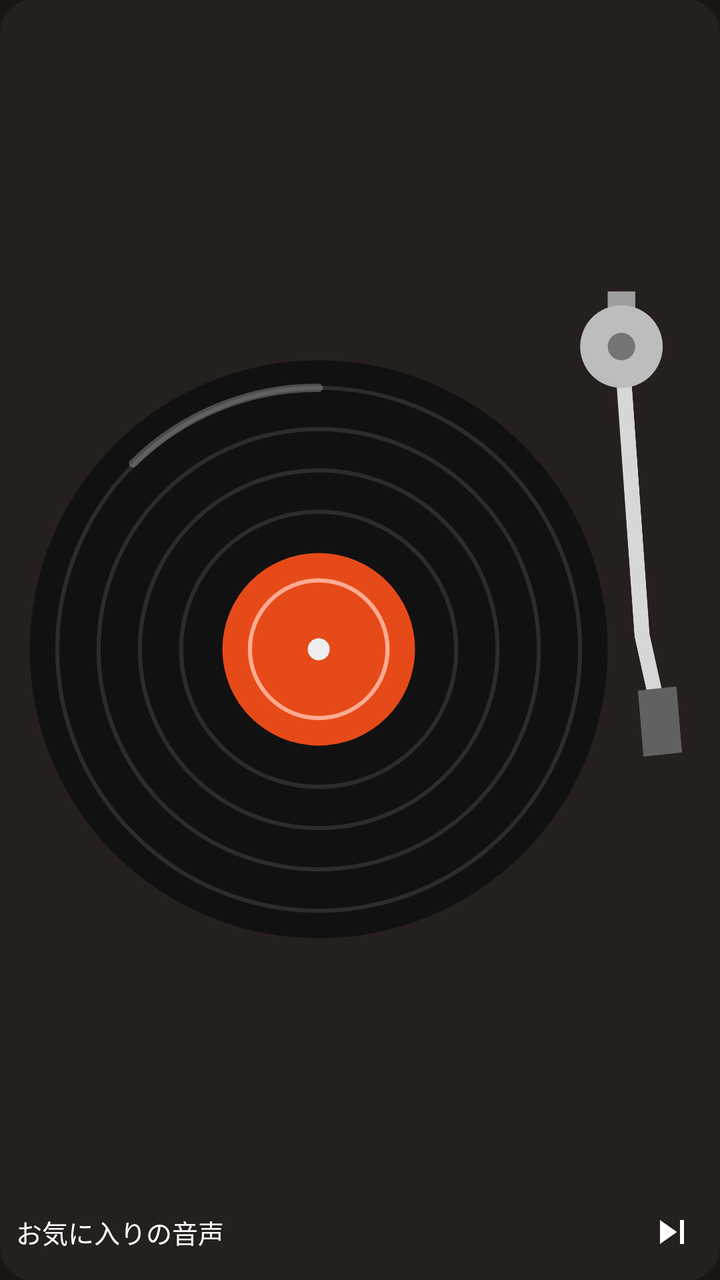
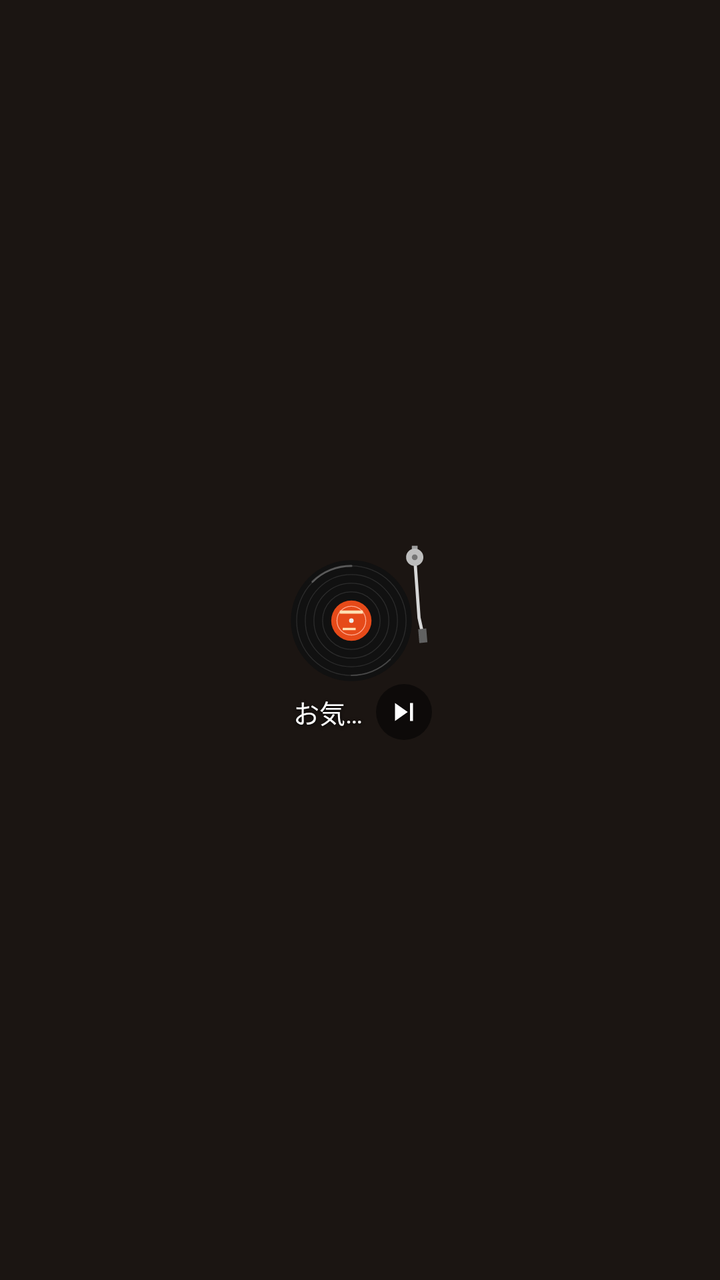

Before-and-after screenshots of an Android layout around one commit, followed by the original layout XML and the change that was made.
<!-- AndroidManifest.xml: application theme Theme.RecordWidget -->
<!-- res/layout/widget_record.xml -->
<?xml version="1.0" encoding="utf-8"?>
<LinearLayout xmlns:android="http://schemas.android.com/apk/res/android"
    android:id="@android:id/background"
    android:layout_width="match_parent"
    android:layout_height="match_parent"
    android:background="@drawable/widget_bg"
    android:orientation="vertical"
    android:padding="8dp">

    
    <FrameLayout
        android:id="@+id/disc_area"
        android:layout_width="match_parent"
        android:layout_height="0dp"
        android:layout_weight="1"
        android:contentDescription="@string/cd_disc_stopped">

        <ImageView
            android:id="@+id/disc"
            android:layout_width="match_parent"
            android:layout_height="match_parent"
            android:importantForAccessibility="no"
            android:scaleType="fitCenter"
            android:src="@drawable/record_disc" />

        <ImageView
            android:id="@+id/tonearm"
            android:layout_width="match_parent"
            android:layout_height="match_parent"
            android:importantForAccessibility="no"
            android:scaleType="fitCenter"
            android:src="@drawable/tonearm_up" />
    </FrameLayout>

    <LinearLayout
        android:layout_width="match_parent"
        android:layout_height="wrap_content"
        android:gravity="center_vertical"
        android:orientation="horizontal">

        <TextView
            android:id="@+id/title"
            android:layout_width="0dp"
            android:layout_height="wrap_content"
            android:layout_weight="1"
            android:ellipsize="end"
            android:maxLines="1"
            android:singleLine="true"
            android:text="@string/widget_preview_title"
            android:textColor="#FFFFFFFF"
            android:textSize="13sp" />

        <ImageButton
            android:id="@+id/next"
            android:layout_width="32dp"
            android:layout_height="32dp"
            android:background="@android:color/transparent"
            android:contentDescription="@string/cd_next"
            android:padding="4dp"
            android:scaleType="fitCenter"
            android:src="@drawable/ic_next" />
    </LinearLayout>
</LinearLayout>
<!-- resources referenced by this layout -->
<resources>
  <!-- drawable ic_next (drawable) -->
  <?xml version="1.0" encoding="utf-8"?>
  <vector xmlns:android="http://schemas.android.com/apk/res/android"
      android:width="24dp"
      android:height="24dp"
      android:viewportWidth="24"
      android:viewportHeight="24">
      <path
          android:fillColor="#FFFFFFFF"
          android:pathData="M6,18l8.5,-6L6,6v12zM16,6v12h2V6h-2z" />
  </vector>
  <!-- drawable record_disc (drawable) -->
  <?xml version="1.0" encoding="utf-8"?>
  <vector xmlns:android="http://schemas.android.com/apk/res/android"
      android:width="100dp"
      android:height="100dp"
      android:viewportWidth="100"
      android:viewportHeight="100">
      
      <path
          android:fillColor="#FF111111"
          android:pathData="M2,56a42,42 0,1 0,84 0a42,42 0,1 0,-84 0z" />
      
      <path
          android:pathData="M6,56a38,38 0,1 0,76 0a38,38 0,1 0,-76 0z"
          android:strokeWidth="0.6"
          android:strokeColor="#FF2C2C2C" />
      <path
          android:pathData="M12,56a32,32 0,1 0,64 0a32,32 0,1 0,-64 0z"
          android:strokeWidth="0.6"
          android:strokeColor="#FF2C2C2C" />
      <path
          android:pathData="M18,56a26,26 0,1 0,52 0a26,26 0,1 0,-52 0z"
          android:strokeWidth="0.6"
          android:strokeColor="#FF2C2C2C" />
      <path
          android:pathData="M24,56a20,20 0,1 0,40 0a20,20 0,1 0,-40 0z"
          android:strokeWidth="0.6"
          android:strokeColor="#FF2C2C2C" />
      
      <path
          android:pathData="M17,29a38,38 0,0 1,27 -11"
          android:strokeLineCap="round"
          android:strokeWidth="1.2"
          android:strokeColor="#40FFFFFF" />
      
      <path
          android:fillColor="#FFE64A19"
          android:pathData="M30,56a14,14 0,1 0,28 0a14,14 0,1 0,-28 0z" />
      <path
          android:pathData="M34,56a10,10 0,1 0,20 0a10,10 0,1 0,-20 0z"
          android:strokeWidth="0.6"
          android:strokeColor="#FFFFAB91" />
      
      <path
          android:fillColor="#FFEEEEEE"
          android:pathData="M42.4,56a1.6,1.6 0,1 0,3.2 0a1.6,1.6 0,1 0,-3.2 0z" />
  </vector>
  <!-- drawable widget_bg (drawable) -->
  <?xml version="1.0" encoding="utf-8"?>
  <shape xmlns:android="http://schemas.android.com/apk/res/android" android:shape="rectangle">
      <solid android:color="#E6262220" />
      <corners android:radius="16dp" />
  </shape>
  <string name="cd_disc_stopped">レコード。タップで再生</string>
  <string name="cd_next">次の曲</string>
  <string name="widget_preview_title">お気に入りの音声</string>
  <style name="Theme.RecordWidget" parent="Theme.AppCompat">
          <item name="colorPrimary">@color/shop_surface</item>
          <item name="colorPrimaryDark">@color/shop_bg</item>
          <item name="colorAccent">@color/shop_accent</item>
          <item name="android:windowBackground">@color/shop_bg</item>
          <item name="android:textColorPrimary">@color/shop_text</item>
          <item name="android:textColorSecondary">@color/shop_text_sub</item>
      </style>
  <color name="shop_surface">#FF2A211C</color>
  <color name="shop_bg">#FF1B1512</color>
  <color name="shop_accent">#FFE64A19</color>
  <color name="shop_text">#FFF3E6D8</color>
  <color name="shop_text_sub">#FFB8A593</color>
  <!-- unchanged entries left out for length: 1 -->
</resources>

<!-- the commit's change to res/layout/widget_record.xml (unified diff, before → after) -->
@@ -3,61 +3,101 @@
     android:id="@android:id/background"
     android:layout_width="match_parent"
     android:layout_height="match_parent"
-    android:background="@drawable/widget_bg"
+    android:gravity="center"
     android:orientation="vertical"
-    android:padding="8dp">
+    android:padding="4dp">
+
+    <include
+        android:id="@+id/disc_area"
+        layout="@layout/widget_disc"
+        android:layout_width="72dp"
+        android:layout_height="72dp" />
+
+    <include
+        layout="@layout/widget_title_row"
+        android:layout_width="72dp"
+        android:layout_height="wrap_content" />
+</LinearLayout>
+<!-- res/layout/widget_disc.xml (included above) -->
+<?xml version="1.0" encoding="utf-8"?>
+<FrameLayout xmlns:android="http://schemas.android.com/apk/res/android"
+    android:layout_width="match_parent"
+    android:layout_height="match_parent">
 
     
-    <FrameLayout
-        android:id="@+id/disc_area"
+    <ImageView
+        android:id="@+id/disc"
         android:layout_width="match_parent"
-        android:layout_height="0dp"
+        android:layout_height="match_parent"
+        android:importantForAccessibility="no"
+        android:scaleType="fitXY"
+        android:src="@drawable/record_disc" />
+
+    
+    <ProgressBar
+        android:id="@+id/disc_spin"
+        android:layout_width="match_parent"
+        android:layout_height="match_parent"
+        android:importantForAccessibility="no"
+        android:indeterminate="true"
+        android:indeterminateDrawable="@drawable/record_spin"
+        android:indeterminateDuration="1800"
+        android:indeterminateOnly="true"
+        android:maxWidth="1000dp"
+        android:maxHeight="1000dp"
+        android:minWidth="0dp"
+        android:minHeight="0dp"
+        android:visibility="gone" />
+
+    <ImageView
+        android:layout_width="match_parent"
+        android:layout_height="match_parent"
+        android:importantForAccessibility="no"
+        android:scaleType="fitXY"
+        android:src="@drawable/record_sheen" />
+
+    <ImageView
+        android:id="@+id/tonearm"
+        android:layout_width="match_parent"
+        android:layout_height="match_parent"
+        android:importantForAccessibility="no"
+        android:scaleType="fitXY"
+        android:src="@drawable/tonearm_up" />
+</FrameLayout>
+<!-- res/layout/widget_title_row.xml (included above) -->
+<?xml version="1.0" encoding="utf-8"?>
+<LinearLayout xmlns:android="http://schemas.android.com/apk/res/android"
+    android:layout_width="match_parent"
+    android:layout_height="wrap_content"
+    android:layout_marginTop="2dp"
+    android:gravity="center_vertical"
+    android:orientation="horizontal">
+
+    <TextView
+        android:id="@+id/title"
+        android:layout_width="0dp"
+        android:layout_height="wrap_content"
         android:layout_weight="1"
-        android:contentDescription="@string/cd_disc_stopped">
+        android:ellipsize="end"
+        android:gravity="center_horizontal"
+        android:maxLines="1"
+        android:shadowColor="#E6000000"
+        android:shadowDx="0"
+        android:shadowDy="1"
+        android:shadowRadius="4"
+        android:singleLine="true"
+        android:text="@string/widget_preview_title"
+        android:textColor="#FFFFFFFF"
+        android:textSize="13sp" />
 
-        <ImageView
-            android:id="@+id/disc"
-            android:layout_width="match_parent"
-            android:layout_height="match_parent"
-            android:importantForAccessibility="no"
-            android:scaleType="fitCenter"
-            android:src="@drawable/record_disc" />
-
-        <ImageView
-            android:id="@+id/tonearm"
-            android:layout_width="match_parent"
-            android:layout_height="match_parent"
-            android:importantForAccessibility="no"
-            android:scaleType="fitCenter"
-            android:src="@drawable/tonearm_up" />
-    </FrameLayout>
-
-    <LinearLayout
-        android:layout_width="match_parent"
-        android:layout_height="wrap_content"
-        android:gravity="center_vertical"
-        android:orientation="horizontal">
-
-        <TextView
-            android:id="@+id/title"
-            android:layout_width="0dp"
-            android:layout_height="wrap_content"
-            android:layout_weight="1"
-            android:ellipsize="end"
-            android:maxLines="1"
-            android:singleLine="true"
-            android:text="@string/widget_preview_title"
-            android:textColor="#FFFFFFFF"
-            android:textSize="13sp" />
-
-        <ImageButton
-            android:id="@+id/next"
-            android:layout_width="32dp"
-            android:layout_height="32dp"
-            android:background="@android:color/transparent"
-            android:contentDescription="@string/cd_next"
-            android:padding="4dp"
-            android:scaleType="fitCenter"
-            android:src="@drawable/ic_next" />
-    </LinearLayout>
+    <ImageButton
+        android:id="@+id/next"
+        android:layout_width="28dp"
+        android:layout_height="28dp"
+        android:layout_marginStart="4dp"
+        android:background="@drawable/next_bg"
+        android:contentDescription="@string/cd_next"
+        android:padding="5dp"
+        android:scaleType="fitCenter"
+        android:src="@drawable/ic_next" />
 </LinearLayout>
<!-- resource entries referenced after the edit -->
@@ -11,6 +11,11 @@
           android:fillColor="#FFFFFFFF"
           android:pathData="M6,18l8.5,-6L6,6v12zM16,6v12h2V6h-2z" />
   </vector>
+  <!-- drawable next_bg (drawable) -->
+  <?xml version="1.0" encoding="utf-8"?>
+  <shape xmlns:android="http://schemas.android.com/apk/res/android" android:shape="oval">
+      <solid android:color="#80000000" />
+  </shape>
   <!-- drawable record_disc (drawable) -->
   <?xml version="1.0" encoding="utf-8"?>
   <vector xmlns:android="http://schemas.android.com/apk/res/android"
@@ -41,12 +46,6 @@
           android:strokeColor="#FF2C2C2C" />
       
       <path
-          android:pathData="M17,29a38,38 0,0 1,27 -11"
-          android:strokeLineCap="round"
-          android:strokeWidth="1.2"
-          android:strokeColor="#40FFFFFF" />
-      
-      <path
           android:fillColor="#FFE64A19"
           android:pathData="M30,56a14,14 0,1 0,28 0a14,14 0,1 0,-28 0z" />
       <path
@@ -55,16 +54,42 @@
           android:strokeColor="#FFFFAB91" />
       
       <path
+          android:fillColor="#FFFFE0B2"
+          android:pathData="M36,49h16v2.2h-16z" />
+      <path
+          android:fillColor="#FFFFE0B2"
+          android:pathData="M38,61h9v1.6h-9z" />
+      
+      <path
           android:fillColor="#FFEEEEEE"
           android:pathData="M42.4,56a1.6,1.6 0,1 0,3.2 0a1.6,1.6 0,1 0,-3.2 0z" />
   </vector>
-  <!-- drawable widget_bg (drawable) -->
+  <!-- drawable record_sheen (drawable) -->
   <?xml version="1.0" encoding="utf-8"?>
-  <shape xmlns:android="http://schemas.android.com/apk/res/android" android:shape="rectangle">
-      <solid android:color="#E6262220" />
-      <corners android:radius="16dp" />
-  </shape>
-  <string name="cd_disc_stopped">レコード。タップで再生</string>
+  <vector xmlns:android="http://schemas.android.com/apk/res/android"
+      android:width="100dp"
+      android:height="100dp"
+      android:viewportWidth="100"
+      android:viewportHeight="100">
+      <path
+          android:pathData="M17,29a38,38 0,0 1,27 -11"
+          android:strokeLineCap="round"
+          android:strokeWidth="1.4"
+          android:strokeColor="#40FFFFFF" />
+      <path
+          android:pathData="M71,83a38,38 0,0 1,-27 11"
+          android:strokeLineCap="round"
+          android:strokeWidth="1"
+          android:strokeColor="#26FFFFFF" />
+  </vector>
+  <!-- drawable record_spin (drawable) -->
+  <?xml version="1.0" encoding="utf-8"?>
+  <rotate xmlns:android="http://schemas.android.com/apk/res/android"
+      android:drawable="@drawable/record_disc"
+      android:fromDegrees="0"
+      android:pivotX="44%"
+      android:pivotY="56%"
+      android:toDegrees="360" />
   <string name="cd_next">次の曲</string>
   <string name="widget_preview_title">お気に入りの音声</string>
   <style name="Theme.RecordWidget" parent="Theme.AppCompat">
